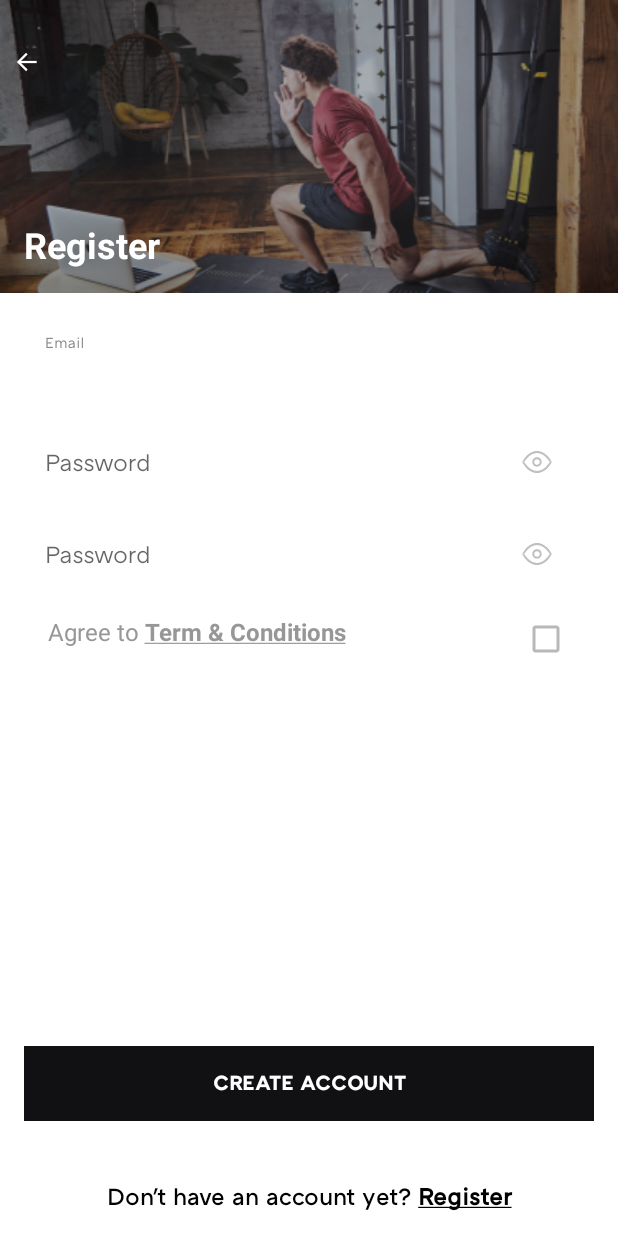
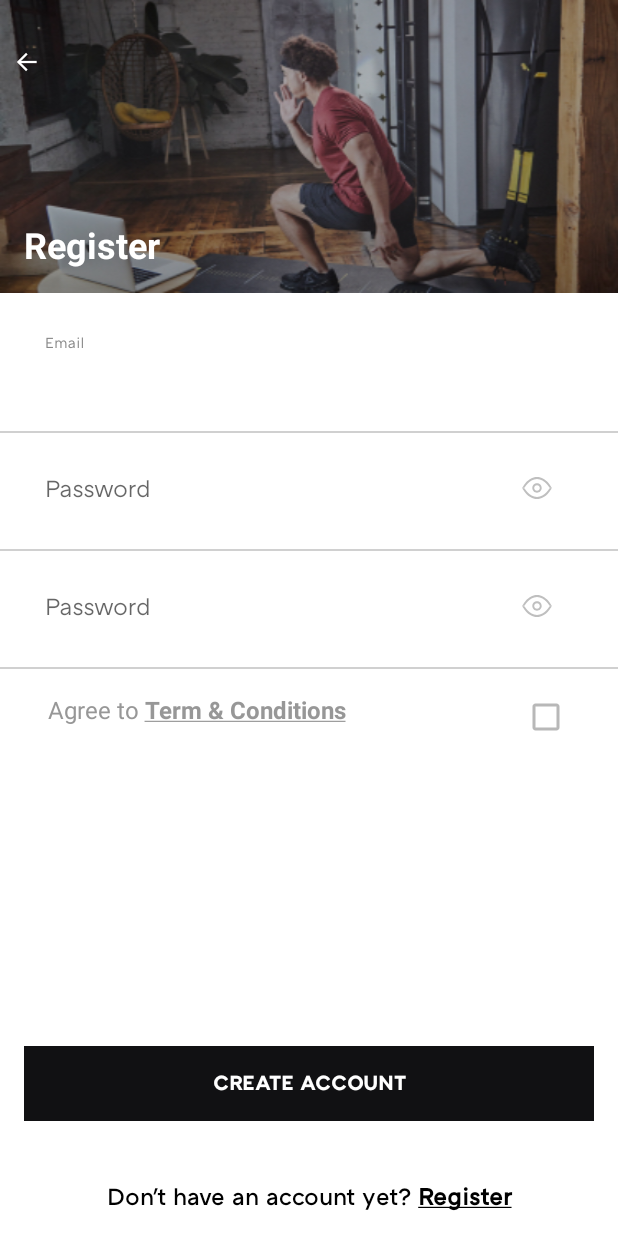
Before and after one commit to hyfn/trx-consumer-android, an Android app: the layout fragment_register.xml on its own in the app's theme, with its tools: preview values and no code run, on a phone screen of 412 x 824 dp. Run offline under Robolectric (Android 15) with nearby library versions, the phone set to English and light mode, and no system bars.

Commit message:
added seperators.

```diff
--- a/app/src/main/res/layout/fragment_register.xml
+++ b/app/src/main/res/layout/fragment_register.xml
@@ -69,6 +69,16 @@
             app:layout_constraintStart_toStartOf="parent"
             app:layout_constraintTop_toBottomOf="@id/ivHeader" />
 
+        <View
+            android:id="@+id/vLineOne"
+            android:layout_width="0dp"
+            android:layout_height="1dp"
+            android:layout_marginTop="16dp"
+            android:background="@color/grey"
+            app:layout_constraintEnd_toEndOf="parent"
+            app:layout_constraintStart_toStartOf="parent"
+            app:layout_constraintTop_toBottomOf="@+id/ivEmail" />
+
         <com.trx.consumer.views.input.InputView
             android:id="@+id/ivPassword"
             android:layout_width="match_parent"
@@ -77,7 +87,17 @@
             app:inputViewState="password"
             app:layout_constraintEnd_toEndOf="parent"
             app:layout_constraintStart_toStartOf="parent"
-            app:layout_constraintTop_toBottomOf="@id/ivEmail" />
+            app:layout_constraintTop_toBottomOf="@id/vLineOne" />
+
+        <View
+            android:id="@+id/vLineTwo"
+            android:layout_width="0dp"
+            android:layout_height="1dp"
+            android:layout_marginTop="16dp"
+            android:background="@color/grey"
+            app:layout_constraintEnd_toEndOf="parent"
+            app:layout_constraintStart_toStartOf="parent"
+            app:layout_constraintTop_toBottomOf="@+id/ivPassword" />
 
         <com.trx.consumer.views.input.InputView
             android:id="@+id/ivConfirmPassword"
@@ -87,7 +107,17 @@
             app:inputViewState="password"
             app:layout_constraintEnd_toEndOf="parent"
             app:layout_constraintStart_toStartOf="parent"
-            app:layout_constraintTop_toBottomOf="@id/ivPassword" />
+            app:layout_constraintTop_toBottomOf="@id/vLineTwo" />
+
+        <View
+            android:id="@+id/vLineThree"
+            android:layout_width="0dp"
+            android:layout_height="1dp"
+            android:layout_marginTop="16dp"
+            android:background="@color/grey"
+            app:layout_constraintEnd_toEndOf="parent"
+            app:layout_constraintStart_toStartOf="parent"
+            app:layout_constraintTop_toBottomOf="@+id/ivConfirmPassword" />
 
         <com.trx.consumer.common.CommonLabel
             android:id="@+id/lblTerm"
@@ -99,7 +129,7 @@
             android:text="@string/register_term_label"
             android:textSize="16sp"
             app:layout_constraintStart_toStartOf="parent"
-            app:layout_constraintTop_toBottomOf="@id/ivConfirmPassword" />
+            app:layout_constraintTop_toBottomOf="@id/vLineThree" />
 
         <androidx.appcompat.widget.AppCompatCheckBox
             android:id="@+id/cbTerm"
@@ -108,7 +138,7 @@
             android:layout_marginTop="16dp"
             android:layout_marginEnd="32dp"
             app:layout_constraintEnd_toEndOf="parent"
-            app:layout_constraintTop_toBottomOf="@id/ivConfirmPassword" />
+            app:layout_constraintTop_toBottomOf="@id/vLineThree" />
 
 
         <com.trx.consumer.common.CommonButton
```
